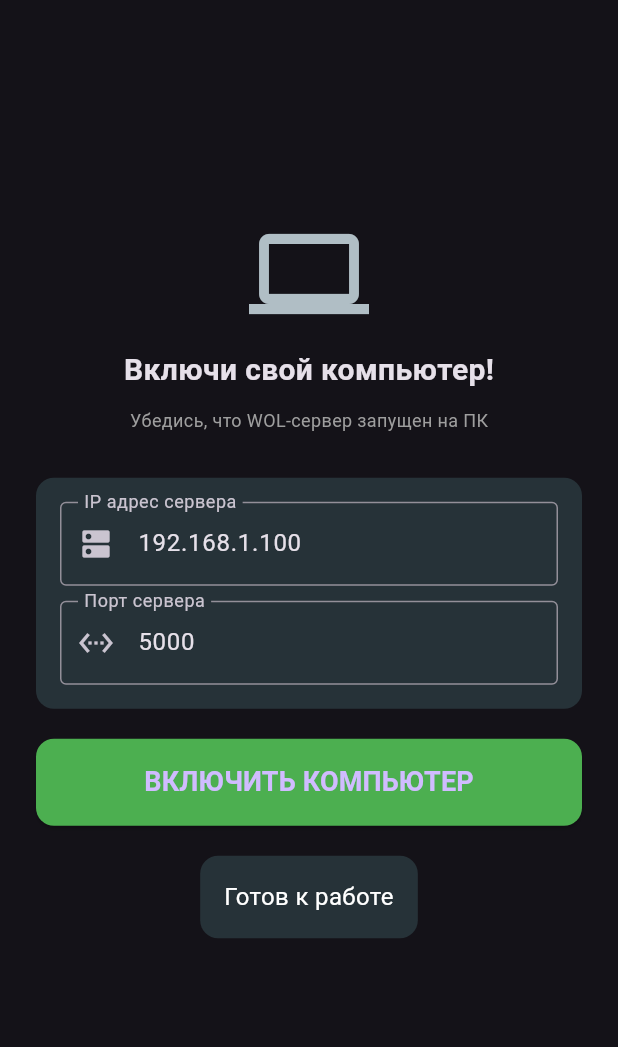
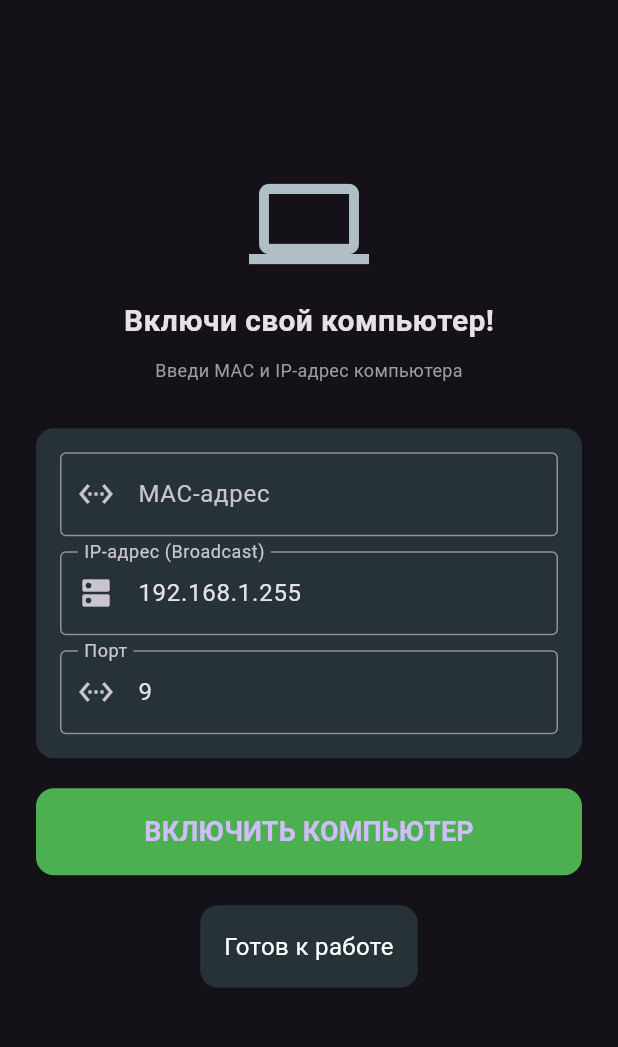
Before and after one commit to Golyr44/wol_controller, a Flutter app: the screen it shows after launch, on a phone screen of 412 x 824 dp, the part 84-1131 px from its top. Run offline on Flutter 3.47's test engine with Material 3 defaults, Android fonts, the phone set to English and light mode, and no system bars; our stand-ins replace shared_preferences.

Commit message:
Update WOL app

```diff
--- a/lib/main.dart
+++ b/lib/main.dart
@@ -1,6 +1,8 @@
 import 'package:flutter/material.dart';
-import 'package:http/http.dart' as http;
 import 'package:shared_preferences/shared_preferences.dart';
+import 'dart:io';
+import 'dart:typed_data';
+import 'dart:async';
 
 void main() => runApp(MyApp());
 
@@ -23,8 +25,62 @@ class WakeScreen extends StatefulWidget {
 class _WakeScreenState extends State<WakeScreen> {
   bool isLoading = false;
   String status = "Готов к работе";
+  final TextEditingController macController = TextEditingController();
   final TextEditingController ipController = TextEditingController();
   final TextEditingController portController = TextEditingController();
+
+  // Метод отправки WOL-пакета
+  void sendWOL(String mac, String ip, int port) async {
+    try {
+      // Очищаем MAC-адрес от лишних символов
+      String cleanMac = mac.replaceAll(RegExp(r'[^0-9a-fA-F]'), '');
+      if (cleanMac.length != 12) {
+        throw Exception('Неверный MAC-адрес');
+      }
+
+      // Преобразуем MAC в байты
+      List<int> macBytes = [];
+      for (int i = 0; i < cleanMac.length; i += 2) {
+        macBytes.add(int.parse(cleanMac.substring(i, i + 2), radix: 16));
+      }
+
+      // Формируем Magic Packet: 6 байт 0xFF + 16 раз MAC-адрес
+      Uint8List packet = Uint8List(6 + 16 * 6);
+      for (int i = 0; i < 6; i++) {
+        packet[i] = 0xFF;
+      }
+      for (int i = 0; i < 16; i++) {
+        for (int j = 0; j < 6; j++) {
+          packet[6 + i * 6 + j] = macBytes[j];
+        }
+      }
+
+      // Отправляем пакет
+      RawDatagramSocket socket = await RawDatagramSocket.bind(InternetAddress.anyIPv4, 0);
+      socket.send(packet, InternetAddress(ip), port);
+      socket.close();
+
+      setState(() {
+        status = "✅ Компьютер должен включиться!";
+      });
+      ScaffoldMessenger.of(context).showSnackBar(
+        SnackBar(
+          content: Text('Magic Packet отправлен!'),
+          backgroundColor: Colors.green,
+        ),
+      );
+    } catch (e) {
+      setState(() {
+        status = "❌ Ошибка: $e";
+      });
+      ScaffoldMessenger.of(context).showSnackBar(
+        SnackBar(
+          content: Text('Ошибка: $e'),
+          backgroundColor: Colors.red,
+        ),
+      );
+    }
+  }
 
   @override
   void initState() {
@@ -35,49 +91,39 @@ class _WakeScreenState extends State<WakeScreen> {
   Future<void> _loadSettings() async {
     final prefs = await SharedPreferences.getInstance();
     setState(() {
-      ipController.text = prefs.getString('server_ip') ?? '192.168.1.100';
-      portController.text = prefs.getString('server_port') ?? '5000';
+      macController.text = prefs.getString('mac') ?? '';
+      ipController.text = prefs.getString('ip') ?? '192.168.1.255';
+      portController.text = prefs.getString('port') ?? '9';
     });
   }
 
   Future<void> _saveSettings() async {
     final prefs = await SharedPreferences.getInstance();
-    await prefs.setString('server_ip', ipController.text);
-    await prefs.setString('server_port', portController.text);
+    await prefs.setString('mac', macController.text);
+    await prefs.setString('ip', ipController.text);
+    await prefs.setString('port', portController.text);
   }
 
-  void wakeComputer() async {
+  void wakeComputer() {
     setState(() {
       isLoading = true;
-      status = "Отправка запроса...";
+      status = "Отправка WOL-пакета...";
     });
 
     try {
-      await _saveSettings();
+      String mac = macController.text.trim();
       String ip = ipController.text.trim();
-      String port = portController.text.trim();
-      String url = "http://$ip:$port/wake";
+      int port = int.tryParse(portController.text.trim()) ?? 9;
 
-      final response = await http.get(Uri.parse(url)).timeout(
-        Duration(seconds: 5),
-        onTimeout: () => throw Exception('Сервер не отвечает'),
-      );
+      if (mac.isEmpty) {
+        throw Exception('MAC-адрес не введён');
+      }
+      if (ip.isEmpty) {
+        throw Exception('IP-адрес не введён');
+      }
 
-      if (response.statusCode == 200) {
-        setState(() {
-          status = "✅ Компьютер включается!";
-        });
-        ScaffoldMessenger.of(context).showSnackBar(
-          SnackBar(
-            content: Text('Компьютер включается!'),
-            backgroundColor: Colors.green,
-          ),
-        );
-      } else {
-        setState(() {
-          status = "❌ Ошибка: ${response.statusCode}";
-        });
-      }
+      _saveSettings();
+      sendWOL(mac, ip, port);
     } catch (e) {
       setState(() {
         status = "❌ Ошибка: $e";
@@ -116,7 +162,7 @@ class _WakeScreenState extends State<WakeScreen> {
             ),
             SizedBox(height: 10),
             Text(
-              'Убедись, что WOL-сервер запущен на ПК',
+              'Введи MAC и IP-адрес компьютера',
               style: TextStyle(fontSize: 12, color: Colors.grey),
             ),
             SizedBox(height: 30),
@@ -129,10 +175,20 @@ class _WakeScreenState extends State<WakeScreen> {
               child: Column(
                 children: [
                   TextField(
+                    controller: macController,
+                    decoration: InputDecoration(
+                      labelText: 'MAC-адрес',
+                      hintText: 'AA:BB:CC:DD:EE:FF',
+                      border: OutlineInputBorder(),
+                      prefixIcon: Icon(Icons.settings_ethernet),
+                    ),
+                  ),
+                  SizedBox(height: 10),
+                  TextField(
                     controller: ipController,
                     decoration: InputDecoration(
-                      labelText: 'IP адрес сервера',
-                      hintText: 'Например: 192.168.1.100',
+                      labelText: 'IP-адрес (Broadcast)',
+                      hintText: '192.168.1.255',
                       border: OutlineInputBorder(),
                       prefixIcon: Icon(Icons.dns),
                     ),
@@ -142,8 +198,8 @@ class _WakeScreenState extends State<WakeScreen> {
                   TextField(
                     controller: portController,
                     decoration: InputDecoration(
-                      labelText: 'Порт сервера',
-                      hintText: '5000',
+                      labelText: 'Порт',
+                      hintText: '9',
                       border: OutlineInputBorder(),
                       prefixIcon: Icon(Icons.settings_ethernet),
                     ),
```
